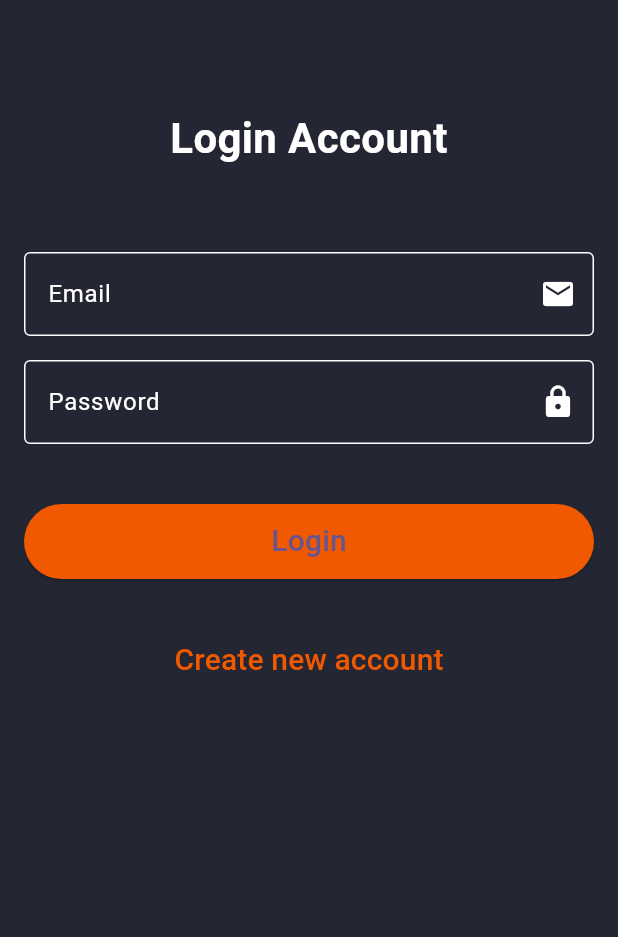
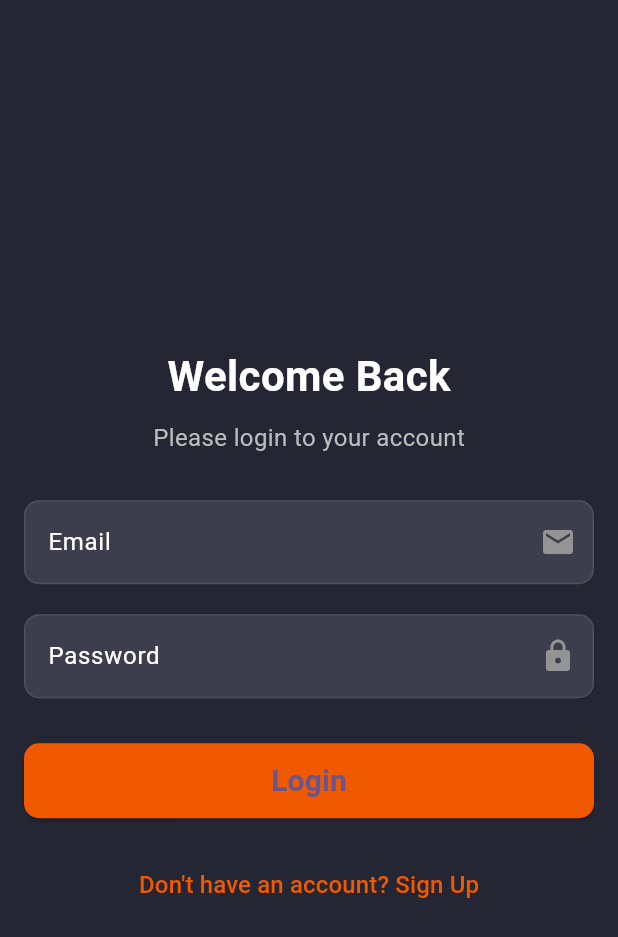
Before and after one commit to SD-Lab-Projects/BismillahBudget, a Flutter app: the screen it shows after launch, on a phone screen of 412 x 824 dp. Shown: the top 937 px of the screen. Run offline on Flutter 3.47's test engine with Material 3 defaults, Android fonts, the phone set to English and light mode, and no system bars; our stand-ins replace firebase_core, get; accounts and stored records are empty.

Commit message:
doing changes

```diff
--- a/lib/main.dart
+++ b/lib/main.dart
@@ -1,4 +1,5 @@
 import 'package:bismillahbudget/screens/dashboard.dart';
+import 'package:bismillahbudget/screens/login_page.dart';
 import 'package:bismillahbudget/screens/login_screen.dart';
 import 'package:bismillahbudget/screens/sign_up.dart';
 import 'package:flutter/material.dart';
@@ -19,7 +20,7 @@ class MyApp extends StatelessWidget {
         colorScheme: ColorScheme.fromSeed(seedColor: Colors.deepPurple),
         useMaterial3: true,
       ),
-      home: LoginView(),
+      home: LoginViewPage(),
     );
   }
 }
--- /dev/null
+++ b/lib/screens/login_page.dart
@@ -0,0 +1,137 @@
+import 'package:bismillahbudget/screens/sign_up_page.dart';
+import 'package:flutter/material.dart';
+import 'package:get/get.dart';
+
+class LoginViewPage extends StatelessWidget {
+  LoginViewPage({super.key});
+  final GlobalKey<FormState> _formKey = GlobalKey<FormState>();
+
+  Future<void> _submitForm(BuildContext context) async {
+    if (_formKey.currentState!.validate()) {
+      ScaffoldMessenger.of(context).showSnackBar(
+        const SnackBar(content: Text('Login successful')),
+      );
+    }
+  }
+
+  @override
+  Widget build(BuildContext context) {
+    return Scaffold(
+      resizeToAvoidBottomInset: false,
+      backgroundColor: Color(0xFF252634),
+      body: Center(
+        child: SingleChildScrollView(
+          child: Padding(
+            padding: const EdgeInsets.all(16.0),
+            child: Form(
+              key: _formKey,
+              child: Column(
+                crossAxisAlignment: CrossAxisAlignment.center,
+                children: [
+                  SizedBox(height: 20),
+                  Text(
+                    "Welcome Back",
+                    style: TextStyle(
+                      color: Colors.white,
+                      fontSize: 28,
+                      fontWeight: FontWeight.bold,
+                    ),
+                  ),
+                  SizedBox(height: 10),
+                  Text(
+                    "Please login to your account",
+                    style: TextStyle(
+                      color: Colors.grey[400],
+                      fontSize: 16,
+                    ),
+                  ),
+                  SizedBox(height: 30),
+                  TextFormField(
+                    keyboardType: TextInputType.emailAddress,
+                    style: TextStyle(color: Colors.white),
+                    autovalidateMode: AutovalidateMode.onUserInteraction,
+                    decoration: _buildInputDecoration("Email", Icons.email),
+                    validator: (value) {
+                      if (value!.isEmpty) {
+                        return 'Please enter an email';
+                      }
+                      return null;
+                    },
+                  ),
+                  SizedBox(height: 20),
+                  TextFormField(
+                    style: TextStyle(color: Colors.white),
+                    keyboardType: TextInputType.visiblePassword,
+                    autovalidateMode: AutovalidateMode.onUserInteraction,
+                    obscureText: true,
+                    decoration: _buildInputDecoration("Password", Icons.lock),
+                    validator: (value) {
+                      if (value!.isEmpty) {
+                        return 'Please enter a password';
+                      }
+                      return null;
+                    },
+                  ),
+                  SizedBox(height: 30),
+                  SizedBox(
+                    height: 50,
+                    width: double.infinity,
+                    child: ElevatedButton(
+                      style: ElevatedButton.styleFrom(
+                        backgroundColor: Color(0xFFF15900),
+                        shape: RoundedRectangleBorder(
+                          borderRadius: BorderRadius.circular(10),
+                        ),
+                      ),
+                      onPressed: () {
+                        _submitForm(context);
+                      },
+                      child: Text(
+                        "Login",
+                        style: TextStyle(
+                          fontSize: 20,
+                          fontWeight: FontWeight.bold,
+                        ),
+                      ),
+                    ),
+                  ),
+                  SizedBox(height: 20),
+                  TextButton(
+                    onPressed: () {
+                      Get.to(SignUpViewPage());
+                    },
+                    child: Text(
+                      "Don't have an account? Sign Up",
+                      style: TextStyle(color: Color(0xFFF15900), fontSize: 16),
+                    ),
+                  ),
+                ],
+              ),
+            ),
+          ),
+        ),
+      ),
+    );
+  }
+
+  InputDecoration _buildInputDecoration(String label, IconData suffixIcon) {
+    return InputDecoration(
+      fillColor: Color(0xAA494A59),
+      filled: true,
+      labelText: label,
+      suffixIcon: Icon(suffixIcon, color: Color(0xFF949494)),
+      labelStyle: TextStyle(color: Colors.white),
+      focusedBorder: OutlineInputBorder(
+        borderSide: BorderSide(color: Colors.white),
+        borderRadius: BorderRadius.circular(10.0),
+      ),
+      enabledBorder: OutlineInputBorder(
+        borderSide: BorderSide(color: Color(0x35949494)),
+        borderRadius: BorderRadius.circular(10.0),
+      ),
+      border: OutlineInputBorder(
+        borderRadius: BorderRadius.circular(10.0),
+      ),
+    );
+  }
+}
```
Also changed, not shown: lib/screens/sign_up_page.dart (added, +140 -0 lines), lib/utility/Appvalidator.dart (+25 -19 lines).
